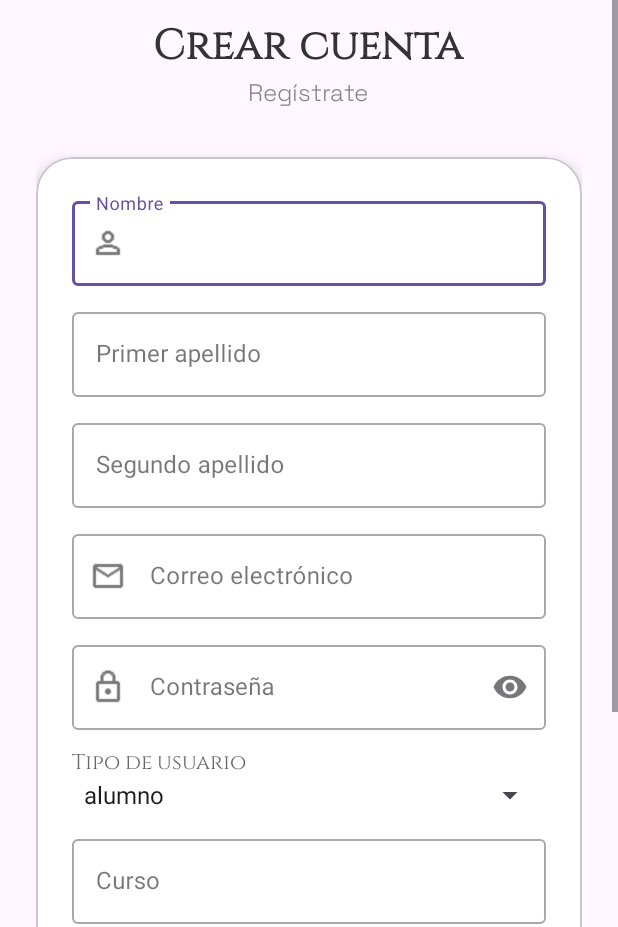
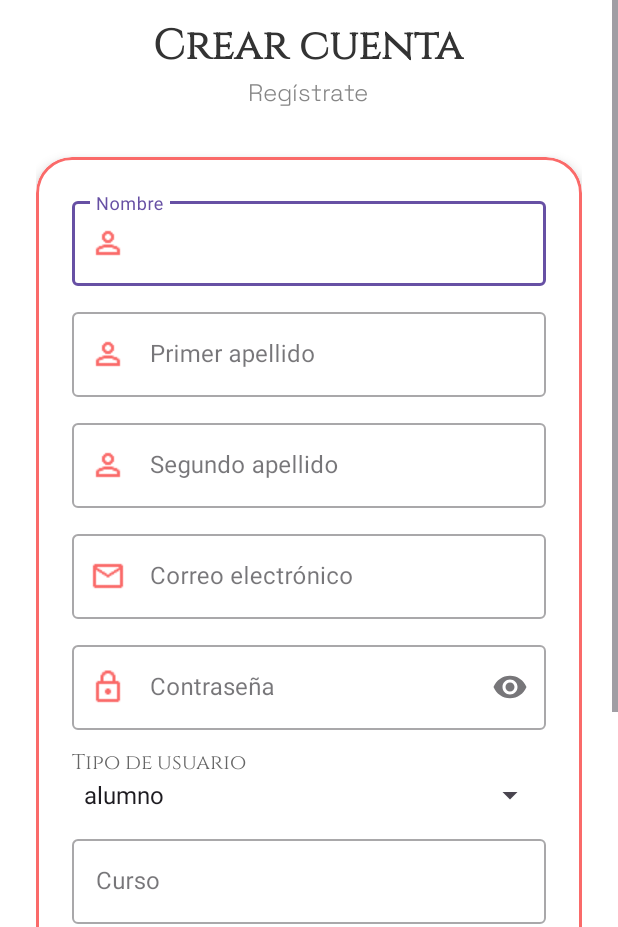
Before and after one commit to frandd07/cafeteria-android, an Android app: the RegisterActivity screen opened directly, with no data from a screen before it, on a phone screen of 412 x 824 dp, the part 309-1236 px from its top. Run offline under Robolectric (Android 15) with nearby library versions, the phone set to English and light mode, and no system bars.

Commit message:
style(ui): minor layout and font adjustments in auth screens

```diff
--- a/app/src/main/res/layout/activity_register.xml
+++ b/app/src/main/res/layout/activity_register.xml
@@ -9,7 +9,8 @@
     <androidx.constraintlayout.widget.ConstraintLayout
         android:layout_width="match_parent"
         android:layout_height="wrap_content"
-        android:padding="24dp">
+        android:padding="24dp"
+        android:background="@color/white">
 
         <!-- Header Section -->
         <LinearLayout
@@ -61,11 +62,13 @@
             android:layout_width="0dp"
             android:layout_height="wrap_content"
             android:layout_marginTop="32dp"
-            app:cardElevation="8dp"
+            app:cardElevation="5dp"
             app:cardCornerRadius="24dp"
             app:layout_constraintTop_toBottomOf="@id/headerSection"
             app:layout_constraintStart_toStartOf="parent"
-            app:layout_constraintEnd_toEndOf="parent">
+            app:layout_constraintEnd_toEndOf="parent"
+            app:strokeWidth="2dp"
+            app:strokeColor="@color/main_color">
 
             <LinearLayout
                 android:layout_width="match_parent"
@@ -81,6 +84,7 @@
                     android:hint="Nombre"
                     style="@style/Widget.MaterialComponents.TextInputLayout.OutlinedBox"
                     app:startIconDrawable="@drawable/ic_user"
+                    app:startIconTint="@color/main_color"
                     android:layout_marginBottom="12dp">
                     <com.google.android.material.textfield.TextInputEditText
                         android:id="@+id/nombreInput"
@@ -93,12 +97,15 @@
                     android:layout_width="match_parent"
                     android:layout_height="wrap_content"
                     android:hint="Primer apellido"
+                    app:startIconDrawable="@drawable/ic_user"
+                    app:startIconTint="@color/main_color"
                     style="@style/Widget.MaterialComponents.TextInputLayout.OutlinedBox"
                     android:layout_marginBottom="12dp">
                     <com.google.android.material.textfield.TextInputEditText
                         android:id="@+id/apellido1Input"
                         android:layout_width="match_parent"
-                        android:layout_height="wrap_content"/>
+                        android:layout_height="wrap_content"
+                        />
                 </com.google.android.material.textfield.TextInputLayout>
 
                 <!-- Apellido 2 -->
@@ -106,6 +113,8 @@
                     android:layout_width="match_parent"
                     android:layout_height="wrap_content"
                     android:hint="Segundo apellido"
+                    app:startIconDrawable="@drawable/ic_user"
+                    app:startIconTint="@color/main_color"
                     style="@style/Widget.MaterialComponents.TextInputLayout.OutlinedBox"
                     android:layout_marginBottom="12dp">
                     <com.google.android.material.textfield.TextInputEditText
@@ -119,6 +128,7 @@
                     android:layout_width="match_parent"
                     android:layout_height="wrap_content"
                     android:hint="Correo electrónico"
+                    app:startIconTint="@color/main_color"
                     style="@style/Widget.MaterialComponents.TextInputLayout.OutlinedBox"
                     app:startIconDrawable="@drawable/ic_email"
                     android:layout_marginBottom="12dp">
@@ -134,6 +144,7 @@
                     android:layout_width="match_parent"
                     android:layout_height="wrap_content"
                     android:hint="Contraseña"
+                    app:startIconTint="@color/main_color"
                     style="@style/Widget.MaterialComponents.TextInputLayout.OutlinedBox"
                     app:startIconDrawable="@drawable/ic_lock"
                     app:endIconMode="password_toggle"
```
Also changed, not shown: app/src/main/res/layout/activity_login.xml (+2 -16 lines).
